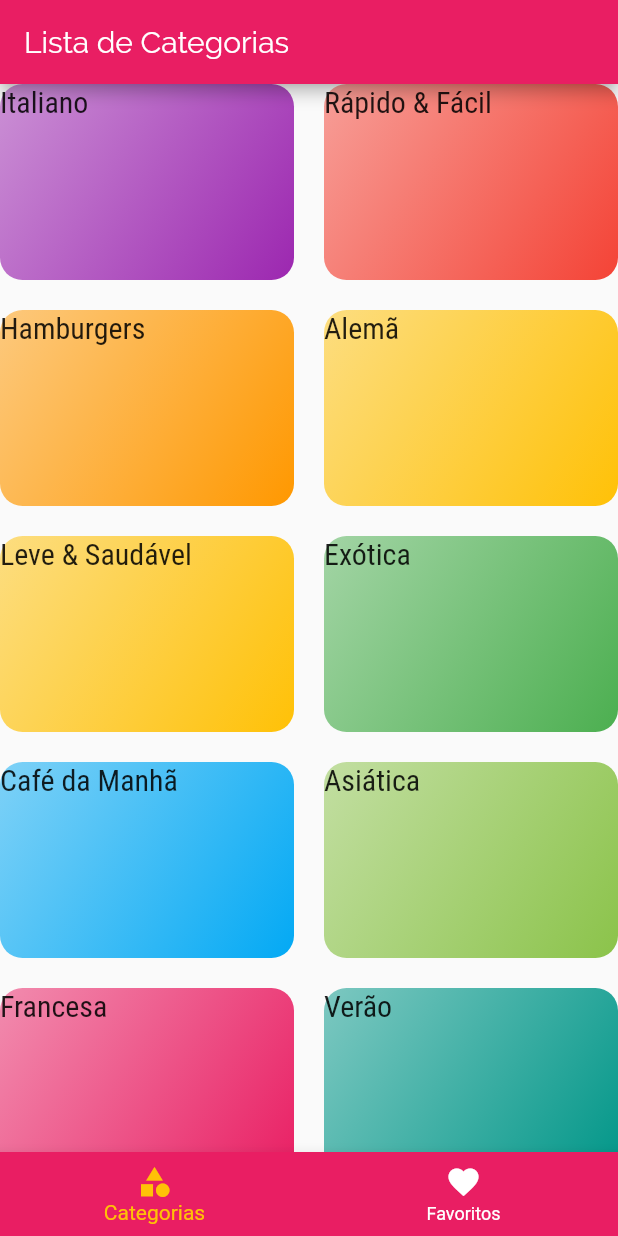
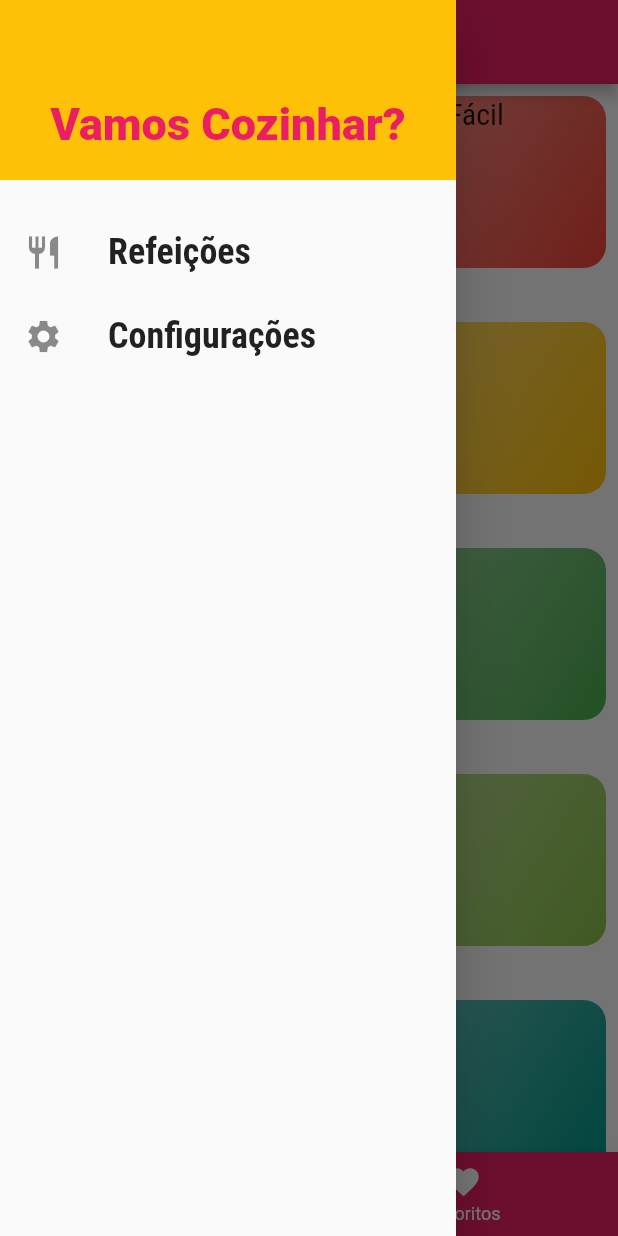
Before and after one commit to DIMAAGR/curso_flutter_cod3r, a Flutter app: the screen it shows after launch, with the side drawer open (before the commit the screen has no drawer), on a phone screen of 412 x 824 dp. Run offline on Flutter 3.47's test engine with Material 2 defaults, Android fonts, the phone set to English and light mode, and no system bars.

Commit message:
Adicionado Tela Settings, Drawer e algumas mudanças no design

```diff
--- a/lib/components/category_item.dart
+++ b/lib/components/category_item.dart
@@ -19,7 +19,9 @@ const CategoryItem(this.category);
 
   @override
   Widget build(BuildContext context) {
-    return InkWell(
+    return Padding(
+      padding: const EdgeInsets.all(8.0),
+      child: InkWell(
         onTap: () => _selectCategory(context),
         borderRadius: BorderRadius.circular(15),
         splashColor: Theme.of(context).primaryColor,
@@ -40,6 +42,7 @@ const CategoryItem(this.category);
             ),
           ),
         ),
+      ),
     );
   }
 }
--- /dev/null
+++ b/lib/components/main_drawer.dart
@@ -0,0 +1,56 @@
+import 'package:flutter/material.dart';
+import 'package:meals/utils/app_routes.dart';
+
+class MainDrawer extends StatelessWidget {
+
+  Widget _createItem(IconData icon, String label, Function onTap){
+    return ListTile(
+      leading: Icon(
+        icon,
+        size: 26,
+      ),
+      title: Text(
+        label,
+        style: TextStyle(
+          fontFamily: 'RobotoCondensed',
+          fontSize: 24,
+          fontWeight: FontWeight.bold,
+        ),
+      ),
+      onTap: onTap,
+    );
+  }
+
+  @override
+  Widget build(BuildContext context) {
+    return Drawer(
+      child: Column(children: <Widget>[
+        Container(
+          height: 120,
+          width: double.infinity,
+          padding: EdgeInsets.all(20),
+          color: Theme.of(context).accentColor,
+          alignment: Alignment.bottomCenter,
+          child: Text(
+            'Vamos Cozinhar?',
+            style: TextStyle(
+              fontWeight: FontWeight.w900,
+              fontSize: 30,
+              color: Theme.of(context).primaryColor,
+            ),
+            ),
+         ),
+         SizedBox(height: 20,),
+        _createItem(
+          Icons.restaurant,
+           'Refeições',
+           () => Navigator.of(context).pushReplacementNamed(AppRoutes.HOME)),
+        _createItem(
+          Icons.settings,
+           'Configurações',
+           () => Navigator.of(context).pushReplacementNamed(AppRoutes.SETTINGS)
+           ),
+      ],),
+    );
+  }
+}
--- a/lib/main.dart
+++ b/lib/main.dart
@@ -3,6 +3,7 @@ import 'package:meals/screens/meal_detail_screen.dart';
 import 'package:meals/screens/tabs_screen.dart';
 import 'package:meals/utils/app_routes.dart';
 import 'screens/categories_meals_screen.dart';
+import 'package:meals/screens/settings_screen.dart';
 
 void main() => runApp(MyApp());
 
@@ -26,6 +27,7 @@ class MyApp extends StatelessWidget {
         AppRoutes.HOME : (ctx) => TabScreen(),
         AppRoutes.CATEGORIES_MEALS : (ctx) => CategoriesMealsScreen(),
         AppRoutes.MEAL_DETAIL: (ctx) => MealDetailScreen(),
+        AppRoutes.SETTINGS: (ctx) => SettingsScreen(),
       },
     );
   }
--- a/lib/models/category.dart
+++ b/lib/models/category.dart
@@ -10,7 +10,4 @@ class Category {
     @required this.title,
     this.color = Colors.orange
   });
-
-
-
 }
--- a/lib/screens/tabs_screen.dart
+++ b/lib/screens/tabs_screen.dart
@@ -1,6 +1,7 @@
 import 'package:flutter/material.dart';
 import 'package:meals/screens/categories_screen.dart';
 import 'package:meals/screens/favorite_screen.dart';
+import 'package:meals/components/main_drawer.dart';
 
 class TabScreen extends StatefulWidget {
   @override
@@ -26,6 +27,7 @@ class _TabScreenState extends State<TabScreen> {
       appBar: AppBar(
         title: Text(_screens[_selectedScreenIndex]['Title']),
       ),
+      drawer: MainDrawer(),
       body: _screens[_selectedScreenIndex]['Screen'],
         bottomNavigationBar: BottomNavigationBar(
           onTap: _selectScreen,
@@ -44,8 +46,6 @@ class _TabScreenState extends State<TabScreen> {
         ),
           ],
           ),
-
-
     );
   }
 }
--- a/lib/utils/app_routes.dart
+++ b/lib/utils/app_routes.dart
@@ -2,4 +2,5 @@ class AppRoutes {
   static const HOME = '/';
   static const CATEGORIES_MEALS = '/categories-meals';
   static const MEAL_DETAIL = '/meal-detail';
+  static const SETTINGS = '/settings';
 }
```
Also changed, not shown: lib/screens/meal_detail_screen.dart (+15 -7 lines), lib/screens/settings_screen.dart (added, +17 -0 lines). Lines whose indentation alone changed are shown as unchanged.
